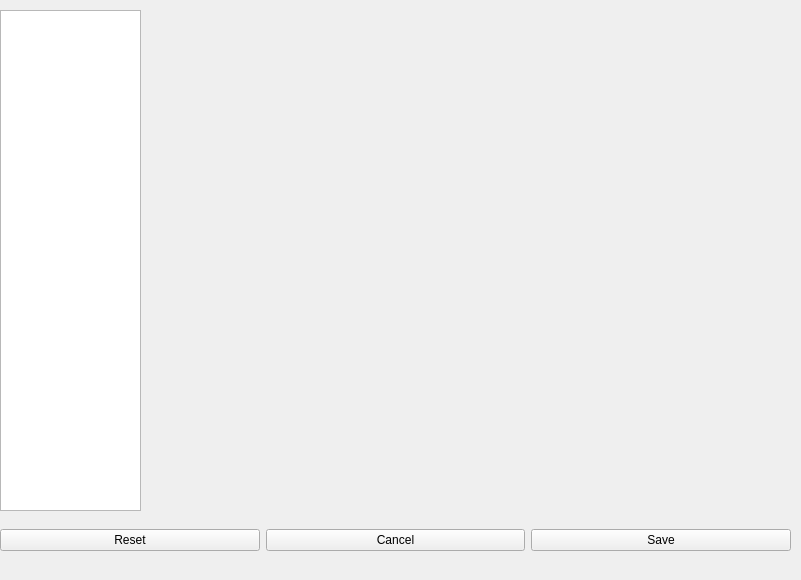
whatsnowplaying/whats-now-playing, file nowplaying/resources/settings_ui.ui: the form before one commit.
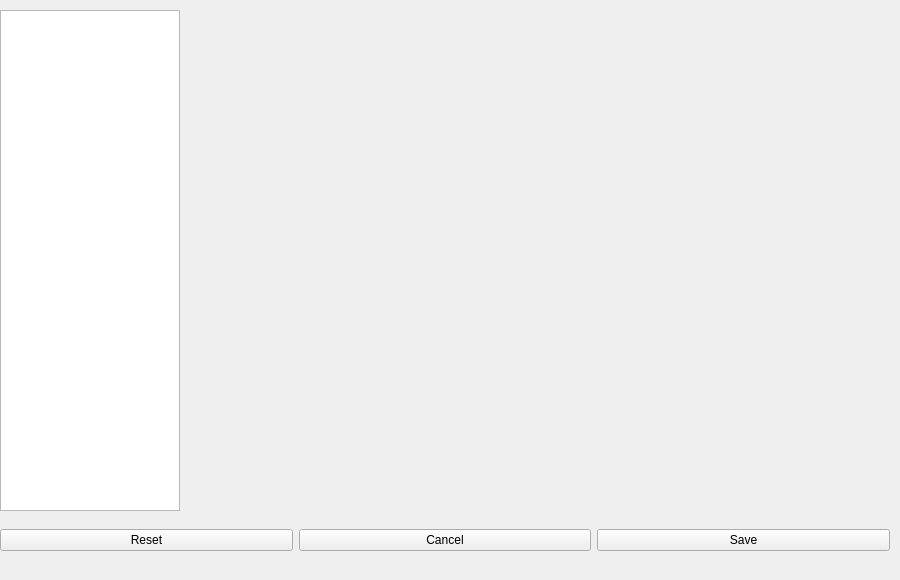
The form after the commit.

```diff
--- a/nowplaying/resources/settings_ui.ui
+++ b/nowplaying/resources/settings_ui.ui
@@ -6,7 +6,7 @@
    <rect>
     <x>0</x>
     <y>0</y>
-    <width>801</width>
+    <width>900</width>
     <height>580</height>
    </rect>
   </property>
@@ -18,7 +18,7 @@
     <rect>
      <x>0</x>
      <y>10</y>
-     <width>141</width>
+     <width>180</width>
      <height>501</height>
     </rect>
    </property>
@@ -32,9 +32,9 @@
   <widget class="QStackedWidget" name="settings_stack">
    <property name="geometry">
     <rect>
-     <x>150</x>
+     <x>190</x>
      <y>10</y>
-     <width>640</width>
+     <width>700</width>
      <height>480</height>
     </rect>
    </property>
@@ -47,7 +47,7 @@
     <rect>
      <x>0</x>
      <y>520</y>
-     <width>791</width>
+     <width>890</width>
      <height>41</height>
     </rect>
    </property>
```
